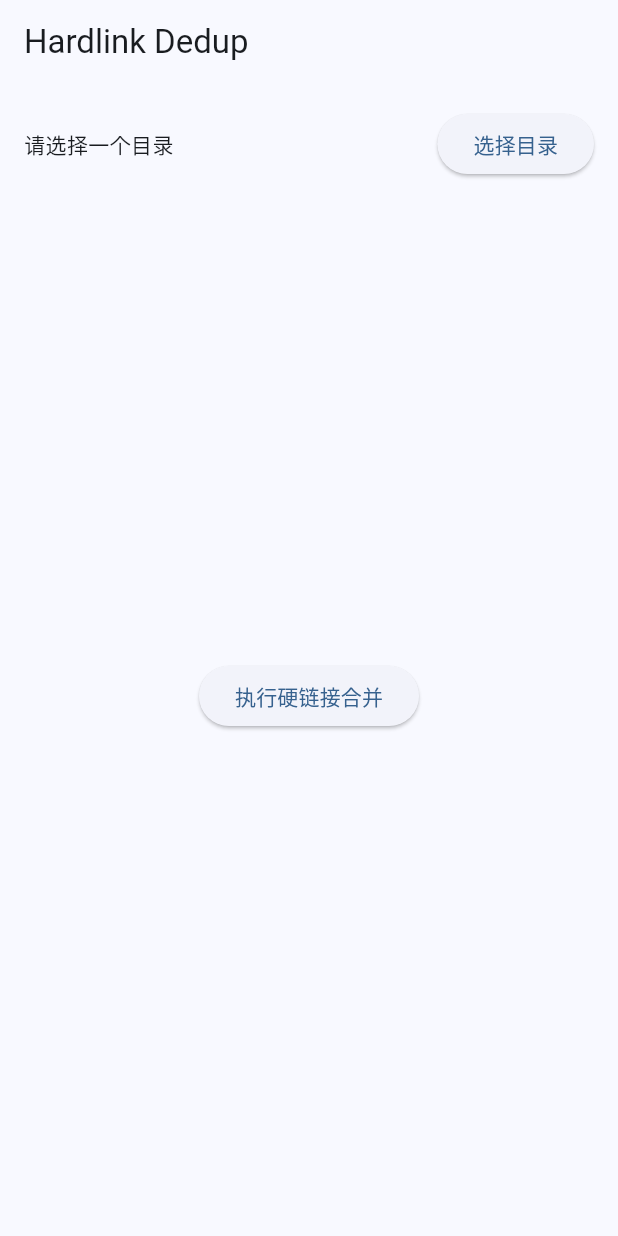
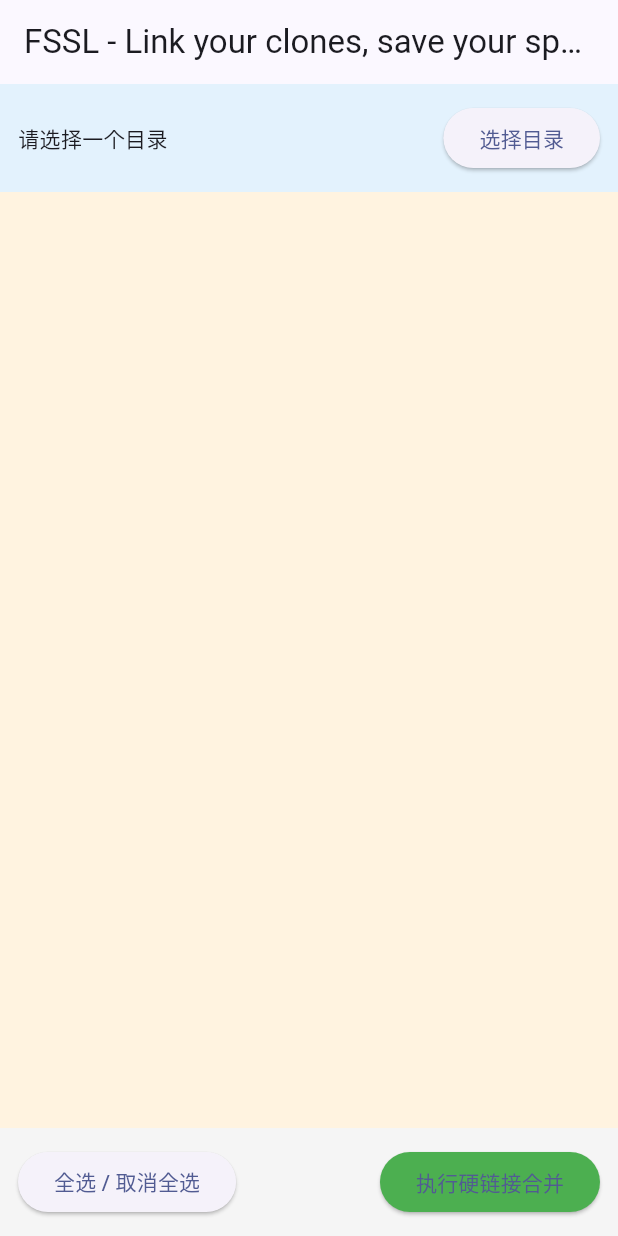
Before and after one commit to winse/fssl, a Flutter app: the screen it shows after launch, after a tap on "选择目录", on a phone screen of 412 x 824 dp. Run offline on Flutter 3.47's test engine with Material 3 defaults, Android fonts, the light colour scheme and no system bars; missing offline and left inert: dart:ffi, file_selector.

Commit message:
增加进度和打开

```diff
--- a/analysis_options.yaml
+++ b/analysis_options.yaml
@@ -7,7 +7,7 @@
 
 # The following line activates a set of recommended lints for Flutter apps,
 # packages, and plugins designed to encourage good coding practices.
-include: package:flutter_lints/flutter.yaml
+#include: package:flutter_lints/flutter.yaml
 
 linter:
   # The lint rules applied to this project can be customized in the
--- a/lib/main.dart
+++ b/lib/main.dart
@@ -16,8 +16,11 @@ class MyApp extends StatelessWidget {
   @override
   Widget build(BuildContext context) {
     return MaterialApp(
-      title: 'Hardlink Dedup',
-      theme: ThemeData(colorScheme: ColorScheme.fromSeed(seedColor: Colors.blue), useMaterial3: true),
+      title: 'FSSL - File Space Saving Linking',
+      theme: ThemeData(
+        colorScheme: ColorScheme.fromSeed(seedColor: Colors.indigo),
+        useMaterial3: true,
+      ),
       home: const HomePage(),
     );
   }
@@ -32,31 +35,62 @@ class HomePage extends StatefulWidget {
 
 class _HomePageState extends State<HomePage> {
   String? selectedDir;
-
-  Map<String, List<File>> duplicateGroups = {}; // sha256 -> files
-
-  Set<String> selectedHashes = {}; // hashes selected for merging
-
-  String logText = '';
+  Map<String, List<File>> duplicateGroups = {};
+  Set<String> selectedHashes = {};
+  List<File> allFiles = [];
+  int totalFiles = 0;
+  int hashedFiles = 0;
+  String currentFile = '';
+  double progress = 0;
 
   @override
   Widget build(BuildContext context) {
     return Scaffold(
-      appBar: AppBar(title: const Text('Hardlink Dedup')),
-      body: Padding(
-        padding: const EdgeInsets.all(16.0),
+      appBar: AppBar(title: const Text('FSSL - Link your clones, save your space')),
+      body: Column(
+        children: [
+          Container(
+            color: Colors.blue.shade50,
+            padding: const EdgeInsets.all(12),
+            child: Row(
+              children: [
+                Expanded(child: Text(selectedDir ?? '请选择一个目录')),
+                ElevatedButton(onPressed: selectDirectory, child: const Text('选择目录')),
+              ],
+            ),
+          ),
+          if (totalFiles > 0)
+            Container(
+              color: Colors.green.shade50,
+              padding: const EdgeInsets.all(12),
               child: Column(
+                crossAxisAlignment: CrossAxisAlignment.start,
                 children: [
-            Row(children: [Expanded(child: Text(selectedDir ?? '请选择一个目录')), ElevatedButton(onPressed: selectDirectory, child: const Text('选择目录'))]),
-            const SizedBox(height: 10),
+                  Text('已扫描文件: $hashedFiles / $totalFiles'),
+                  const SizedBox(height: 4),
+                  LinearProgressIndicator(value: progress),
+                  const SizedBox(height: 4),
+                  Text(
+                    '当前: $currentFile',
+                    style: const TextStyle(fontSize: 12, color: Colors.grey),
+                  ),
+                ],
+              ),
+            ),
           Expanded(
+            child: Container(
+              color: Colors.orange.shade50,
               child: ListView(
                 children:
                     duplicateGroups.entries.map((entry) {
                       String hash = entry.key;
                       List<File> files = entry.value;
-                      return CheckboxListTile(
-                        title: Text('共 ${files.length} 个重复文件'),
+                      return Card(
+                        margin: const EdgeInsets.symmetric(horizontal: 8, vertical: 4),
+                        child: Row(
+                          crossAxisAlignment: CrossAxisAlignment.start,
+                          children: [
+                            Checkbox(
                               value: selectedHashes.contains(hash),
                               onChanged: (checked) {
                                 setState(() {
@@ -67,16 +101,62 @@ class _HomePageState extends State<HomePage> {
                                   }
                                 });
                               },
-                        subtitle: Column(crossAxisAlignment: CrossAxisAlignment.start, children: files.map((f) => Text(f.path)).toList()),
+                            ),
+                            Expanded(
+                              child: Padding(
+                                padding: const EdgeInsets.all(8.0),
+                                child: Column(
+                                  crossAxisAlignment: CrossAxisAlignment.start,
+                                  children:
+                                      files
+                                          .map(
+                                            (f) => Text(
+                                              f.path,
+                                              style: const TextStyle(
+                                                fontSize: 12,
+                                                color: Colors.blue,
+                                                decoration: TextDecoration.underline,
+                                              ),
+                                            ),
+                                          )
+                                          .toList(),
+                                ),
+                              ),
+                            ),
+                          ],
+                        ),
                       );
                     }).toList(),
               ),
             ),
-            ElevatedButton(onPressed: performDedup, child: const Text('执行硬链接合并')),
-            const SizedBox(height: 10),
-            Expanded(child: SingleChildScrollView(child: Text(logText))),
+          ),
+          Container(
+            color: Colors.grey.shade100,
+            padding: const EdgeInsets.all(12),
+            child: Row(
+              children: [
+                ElevatedButton(
+                  onPressed: () {
+                    setState(() {
+                      if (selectedHashes.length < duplicateGroups.length) {
+                        selectedHashes = duplicateGroups.keys.toSet();
+                      } else {
+                        selectedHashes.clear();
+                      }
+                    });
+                  },
+                  child: const Text('全选 / 取消全选'),
+                ),
+                const Spacer(),
+                ElevatedButton(
+                  onPressed: performDedup,
+                  style: ElevatedButton.styleFrom(backgroundColor: Colors.green),
+                  child: const Text('执行硬链接合并'),
+                ),
               ],
             ),
+          ),
+        ],
       ),
     );
   }
@@ -88,27 +168,39 @@ class _HomePageState extends State<HomePage> {
         selectedDir = path;
         duplicateGroups.clear();
         selectedHashes.clear();
-        logText = '';
+        allFiles.clear();
+        totalFiles = 0;
+        hashedFiles = 0;
+        currentFile = '';
+        progress = 0;
       });
-      await scanDirectory(Directory(path));
+      await computeHashesWithScan(Directory(path));
     }
   }
 
-  Future<void> scanDirectory(Directory dir) async {
+  Future<void> computeHashesWithScan(Directory dir) async {
     Map<int, List<File>> sizeMap = {};
+    Map<String, List<File>> hashMap = {};
+    var files =
+        await dir
+            .list(recursive: true, followLinks: false)
+            .where((e) => e is File)
+            .cast<File>()
+            .toList();
+    totalFiles = files.length;
 
-    await for (var entity in dir.list(recursive: true, followLinks: false)) {
-      if (entity is File) {
-        int size = await entity.length();
-        sizeMap.putIfAbsent(size, () => []).add(entity);
-      }
-    }
+    for (var i = 0; i < files.length; i++) {
+      var file = files[i];
+      setState(() {
+        currentFile = file.path;
+        hashedFiles = i + 1;
+        progress = (i + 1) / totalFiles;
+      });
 
-    Map<String, List<File>> hashMap = {};
+      int size = await file.length();
+      sizeMap.putIfAbsent(size, () => []).add(file);
 
-    for (var files in sizeMap.values) {
-      if (files.length < 2) continue;
-      for (var file in files) {
+      if (sizeMap[size]!.length > 1) {
         String hash = await sha256OfFile(file);
         hashMap.putIfAbsent(hash, () => []).add(file);
       }
@@ -119,6 +211,7 @@ class _HomePageState extends State<HomePage> {
         for (var e in hashMap.entries)
           if (e.value.length > 1) e.key: e.value,
       };
+      currentFile = '扫描完成';
     });
   }
 
@@ -137,24 +230,23 @@ class _HomePageState extends State<HomePage> {
           duplicate.deleteSync();
           bool ok = createHardLink(duplicate.path, original.path);
           setState(() {
-            logText += '替换 ${duplicate.path} -> ${original.path} ${ok ? "成功" : "失败"}\n';
+            currentFile = '替换 ${duplicate.path} -> ${original.path} ${ok ? "成功" : "失败"}';
           });
         } catch (e) {
           setState(() {
-            logText += '错误 ${duplicate.path}: $e\n';
+            currentFile = '错误 ${duplicate.path}: $e';
           });
         }
       }
     }
   }
 
-  // FFI 调用 Windows API
   bool createHardLink(String linkPath, String existingFilePath) {
     final kernel32 = DynamicLibrary.open('kernel32.dll');
-    final CreateHardLink = kernel32
-        .lookupFunction<Int32 Function(Pointer<Utf16>, Pointer<Utf16>, Pointer<Void>), int Function(Pointer<Utf16>, Pointer<Utf16>, Pointer<Void>)>(
-          'CreateHardLinkW',
-        );
+    final CreateHardLink = kernel32.lookupFunction<
+      Int32 Function(Pointer<Utf16>, Pointer<Utf16>, Pointer<Void>),
+      int Function(Pointer<Utf16>, Pointer<Utf16>, Pointer<Void>)
+    >('CreateHardLinkW');
 
     final link = linkPath.toNativeUtf16();
     final target = existingFilePath.toNativeUtf16();
--- a/pubspec.yaml
+++ b/pubspec.yaml
@@ -18,6 +18,7 @@ dependencies:
   file_selector: ^1.0.3
   crypto: ^3.0.6
   ffi: ^2.1.4
+  url_launcher: ^6.3.1
 
 dev_dependencies:
   flutter_test:
```
Also changed, not shown: pubspec.lock, 5 other files. Lines whose indentation alone changed are shown as unchanged.
